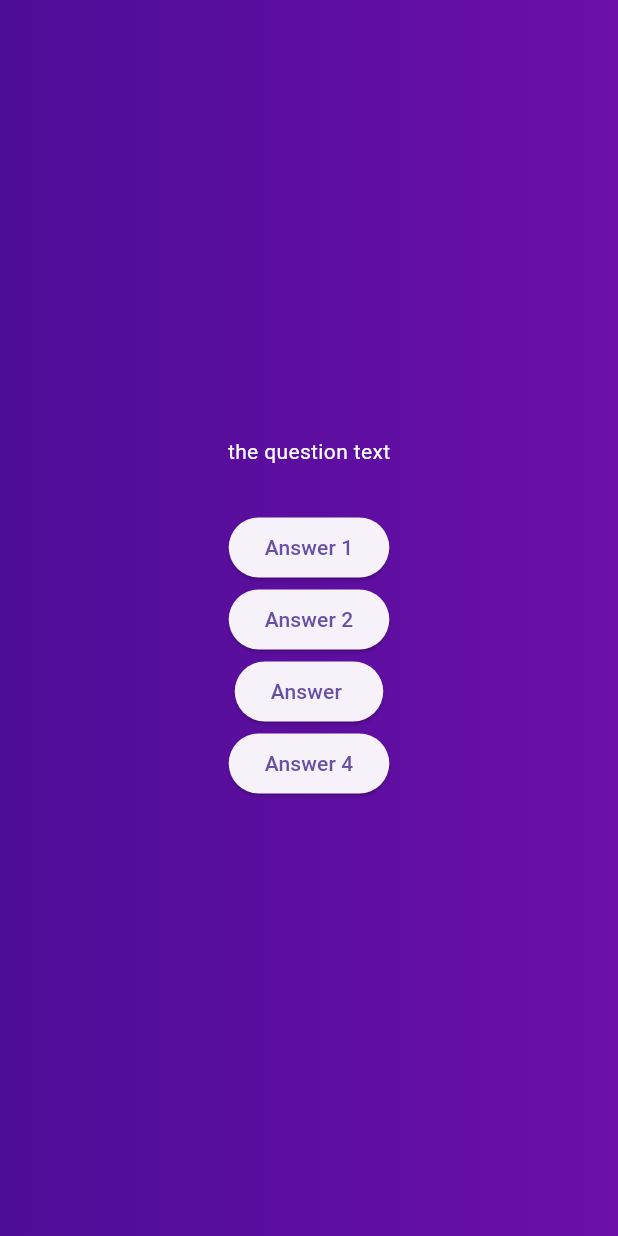
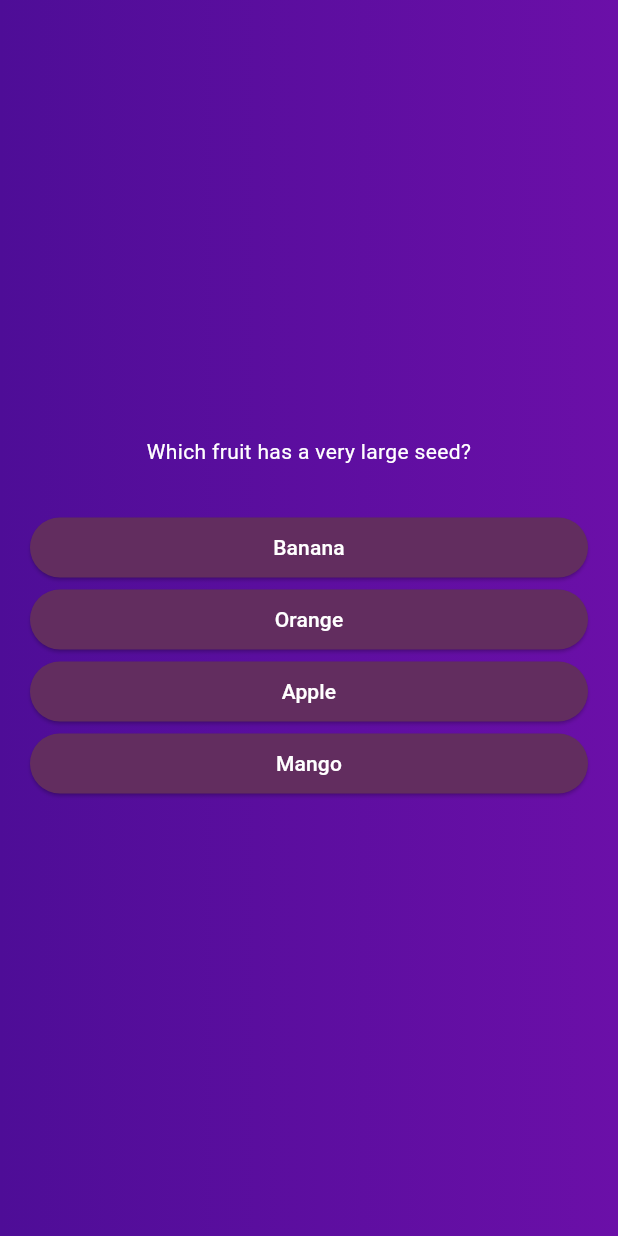
Before and after one commit to AlanYuan16/Quiz-App-Flutter, a Flutter app: the screen it shows after launch, after a tap on "Start Quiz", on a phone screen of 412 x 824 dp. Run offline on Flutter 3.47's test engine with Material 3 defaults, Android fonts, the phone set to English and light mode, and no system bars.

Commit message:
displayed questions on question screen with shuffle

```diff
--- a/lib/questions_screen.dart
+++ b/lib/questions_screen.dart
@@ -1,4 +1,5 @@
 import 'package:flutter/material.dart';
+import 'package:quiz_app/answer_button.dart';
 import 'package:quiz_app/data/questions.dart';
 import 'package:quiz_app/models/quiz.question.dart';
 class QuestionsScreen extends StatefulWidget{
@@ -25,33 +26,28 @@ class _QuestionsScreenState extends State<QuestionsScreen> {
     final currentQuestion = questions[currentQuestionIndex];
     return SizedBox(
       width: double.infinity,
+      child: Container(
+        margin: EdgeInsets.all(20),
         child: Column(
         mainAxisAlignment: MainAxisAlignment.center,
+        crossAxisAlignment: CrossAxisAlignment.stretch,
         children: [
-        const Text(
-          "the question text",
-          style: TextStyle(
+            Text(
+              currentQuestion.text,
+              style: const TextStyle(
                 color: Colors.white,
               ),
+              textAlign: TextAlign.center,
             ),
             const SizedBox(height: 30,),
-        ElevatedButton(
-          onPressed:  () {} ,
-          child: const Text("Answer 1"),
+            ...currentQuestion.getShuffledAnswers().map((item) {
+              return AnswerButton(
+                answerText: item,
+                onTap: answerQuestion,
+                );
+            }),
+          ],
         ),
-        ElevatedButton(
-          onPressed:  () {} ,
-          child: const Text("Answer 2"),
-        ),
-        ElevatedButton(
-          onPressed:  () {} ,
-          child: const Text("Answer "),
-        ),
-        ElevatedButton(
-          onPressed:  () {} ,
-          child: const Text("Answer 4"),
-        ),
-      ]
       ),
     );
   }
```
Lines whose indentation alone changed are shown as unchanged.
